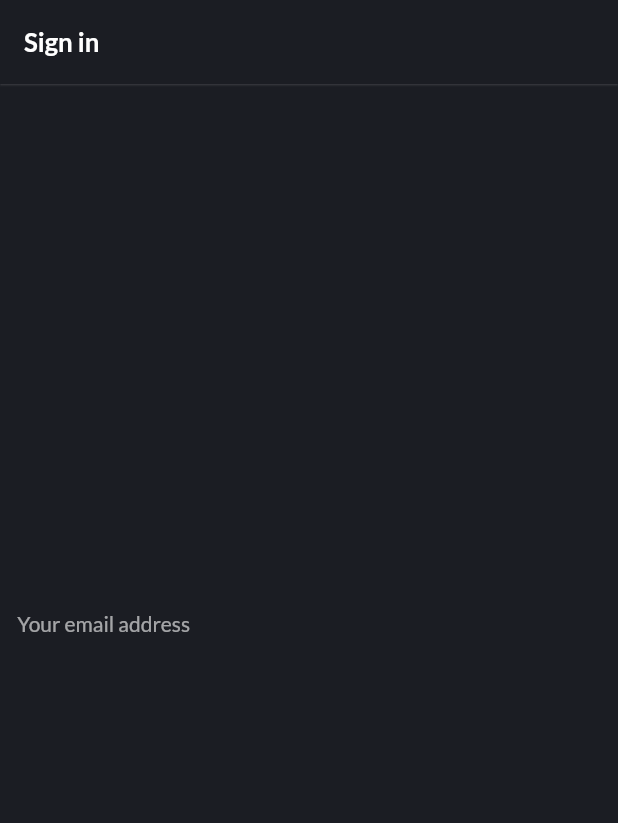
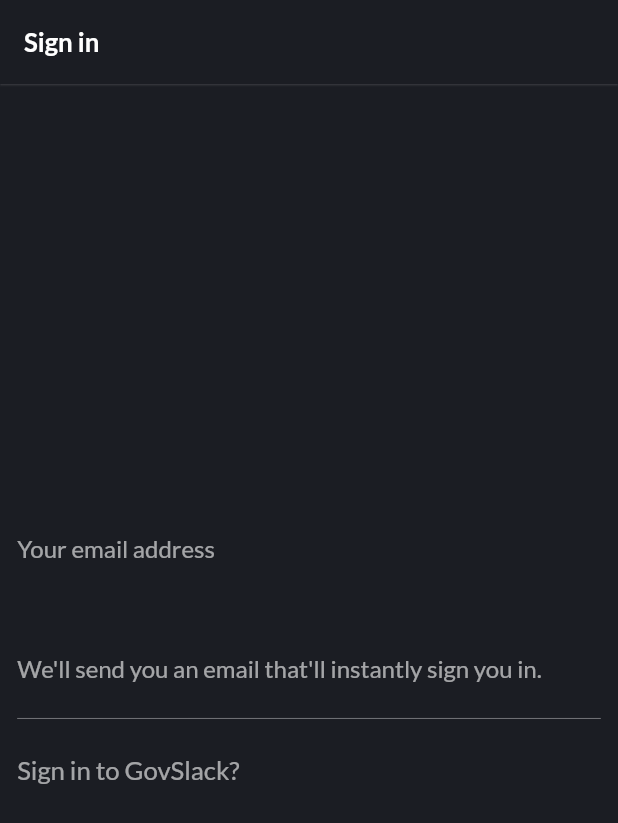
Before and after one commit to ArbazShaikh077/slack, a Flutter app: the SignInWithEmail screen opened directly, on a phone screen of 412 x 824 dp. Shown: the top 823 px of the screen. Run offline on Flutter 3.47's test engine with Material 2 defaults, Android fonts, the phone set to English and light mode, and no system bars; our stand-ins replace equatable, flutter_animate, flutter_bloc, flutter_screenutil, flutter_svg.

Commit message:
Modified sign in with email screen

```diff
--- a/lib/features/sign_in_with_email/pages/sign_in_with_email.dart
+++ b/lib/features/sign_in_with_email/pages/sign_in_with_email.dart
@@ -1,3 +1,4 @@
+import 'package:flutter/cupertino.dart';
 import 'package:flutter/material.dart';
 import 'package:flutter_screenutil/flutter_screenutil.dart';
 import 'package:slack/core/theme/color_const.dart';
@@ -30,18 +31,45 @@ class _SignInWithEmailState extends State<SignInWithEmail> {
         child: Column(
           crossAxisAlignment: CrossAxisAlignment.start,
           mainAxisAlignment: MainAxisAlignment.center,
-          children: const [
+          children: [
             Text(
               "Your email address",
-              style:
-                  TextStyle(color: Colors.white60, fontWeight: FontWeight.w400),
+              style: TextStyle(
+                  color: Colors.white60,
+                  fontWeight: FontWeight.w400,
+                  fontSize: 14.sp),
             ),
             TextField(
-              decoration: InputDecoration(
+              style: TextStyle(fontSize: 18.sp, color: Colors.white),
+              decoration: const InputDecoration(
                 border: InputBorder.none,
                 focusedBorder: InputBorder.none,
                 errorBorder: InputBorder.none,
               ),
+            ),
+            SizedBox(
+              height: 10.h,
+            ),
+            Text(
+              "We\'ll send you an email that'll instantly sign you in.",
+              style: TextStyle(
+                  color: Colors.white60,
+                  fontWeight: FontWeight.w400,
+                  fontSize: 14.sp),
+            ),
+            Padding(
+              padding: EdgeInsets.symmetric(vertical: 20.h),
+              child: const Divider(
+                height: 0,
+                color: Colors.white38,
+              ),
+            ),
+            Text(
+              "Sign in to GovSlack?",
+              style: TextStyle(
+                  color: Colors.white60,
+                  fontWeight: FontWeight.w400,
+                  fontSize: 15.sp),
             )
           ],
         ),
```
